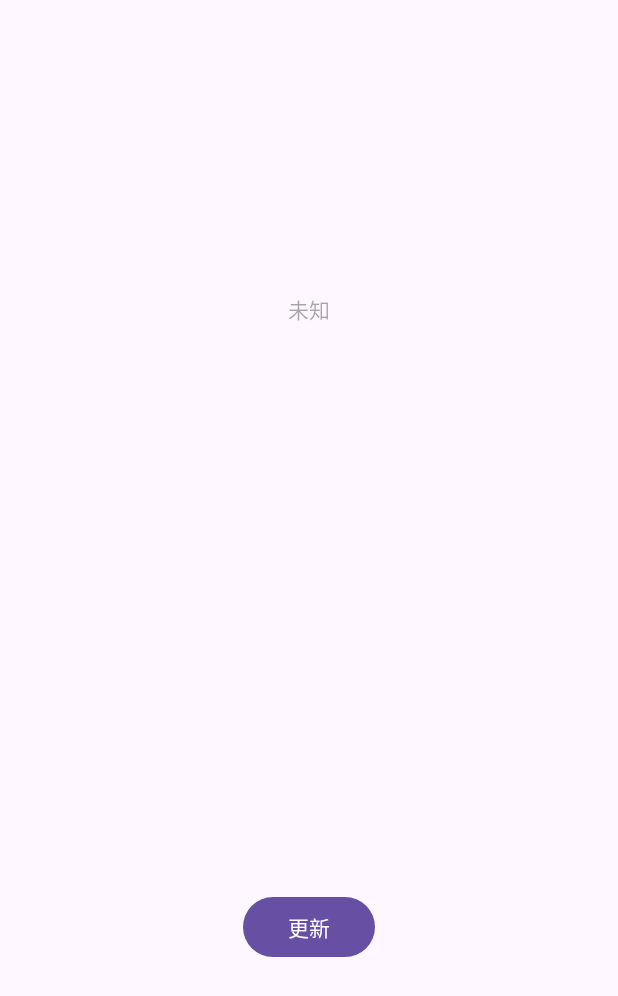
After one commit to mocHeart/CoroutinesStudy, an Android app: the Demo05Activity screen opened directly, with no data from a screen before it, on a phone screen of 412 x 824 dp. The commit adds this screen. Shown: the top 996 px of the screen. Run offline under Robolectric (Android 15) with nearby library versions, the light colour scheme and no system bars; our stand-ins replace data binding.

Commit message:
Demo05:协程+ViewModel+LiveData+DataBinding

```diff
--- a/app/src/main/AndroidManifest.xml
+++ b/app/src/main/AndroidManifest.xml
@@ -11,10 +11,10 @@
         android:fullBackupContent="@xml/backup_rules"
         android:icon="@mipmap/ic_launcher"
         android:label="@string/app_name"
+        android:networkSecurityConfig="@xml/network_security_config"
         android:roundIcon="@mipmap/ic_launcher_round"
         android:supportsRtl="true"
         android:theme="@style/Theme.CoroutinesStudy"
-        android:networkSecurityConfig="@xml/network_security_config"
         tools:targetApi="31">
         <activity
             android:name=".demo01.Demo01Activity"
@@ -29,6 +29,9 @@
             android:name=".demo04.Demo04Activity"
             android:exported="true" />
         <activity
+            android:name=".demo05.Demo05Activity"
+            android:exported="true" />
+        <activity
             android:name=".MainActivity"
             android:exported="true">
             <intent-filter>
--- a/app/src/main/java/com/hg/crs/MainActivity.kt
+++ b/app/src/main/java/com/hg/crs/MainActivity.kt
@@ -8,6 +8,7 @@ import com.hg.crs.demo01.Demo01Activity
 import com.hg.crs.demo02.Demo02Activity
 import com.hg.crs.demo03.Demo03Activity
 import com.hg.crs.demo04.Demo04Activity
+import com.hg.crs.demo05.Demo05Activity
 
 class MainActivity : AppCompatActivity() {
     override fun onCreate(savedInstanceState: Bundle?) {
@@ -33,5 +34,10 @@ class MainActivity : AppCompatActivity() {
             intent = Intent(this, Demo04Activity::class.java)
             startActivity(intent)
         }
+
+        findViewById<Button>(R.id.btn_dem05).setOnClickListener{
+            intent = Intent(this, Demo05Activity::class.java)
+            startActivity(intent)
+        }
     }
 }
--- a/app/src/main/java/com/hg/crs/demo02/Demo02Activity.kt
+++ b/app/src/main/java/com/hg/crs/demo02/Demo02Activity.kt
@@ -28,7 +28,7 @@ class Demo02Activity : AppCompatActivity() {
             it.setOnClickListener {
                 GlobalScope.launch(Dispatchers.Main) {
                     val cities = withContext(Dispatchers.IO) {
-                        userServiceApi.getCities()
+                        cityServiceApi.getCities()
                     }
                     nameTv.text = "id: ${cities?.get(1)?.id} => City: ${cities?.get(1)?.name}"
                 }
@@ -49,7 +49,7 @@ class Demo02Activity : AppCompatActivity() {
     }
 
     private suspend fun get() = withContext(Dispatchers.IO) {
-        userServiceApi.getCities()
+        cityServiceApi.getCities()
     }
 
     private fun show(cities: List<City>) {
--- a/app/src/main/java/com/hg/crs/demo03/Demo03Activity.kt
+++ b/app/src/main/java/com/hg/crs/demo03/Demo03Activity.kt
@@ -7,7 +7,7 @@ import android.widget.TextView
 import androidx.appcompat.app.AppCompatActivity
 import com.hg.crs.R
 import com.hg.crs.demo02.City
-import com.hg.crs.demo02.userServiceApi
+import com.hg.crs.demo02.cityServiceApi
 import kotlinx.coroutines.Dispatchers
 import kotlinx.coroutines.GlobalScope
 import kotlinx.coroutines.MainScope
@@ -33,7 +33,7 @@ class Demo03Activity : AppCompatActivity() {
             it.setOnClickListener {
                 mainScope.launch() {
                     // 在协程作用域里的挂机函数会自动协程支持
-                    val cities = userServiceApi.getCities()
+                    val cities = cityServiceApi.getCities()
                     nameTv.text = "id: ${cities?.get(3)?.id} => City: ${cities?.get(3)?.name}"
                     try {
                         delay(10000)
--- a/app/src/main/java/com/hg/crs/demo04/Demo04Activity.kt
+++ b/app/src/main/java/com/hg/crs/demo04/Demo04Activity.kt
@@ -6,7 +6,7 @@ import android.widget.Button
 import android.widget.TextView
 import androidx.appcompat.app.AppCompatActivity
 import com.hg.crs.R
-import com.hg.crs.demo02.userServiceApi
+import com.hg.crs.demo02.cityServiceApi
 import kotlinx.coroutines.CoroutineScope
 import kotlinx.coroutines.MainScope
 import kotlinx.coroutines.cancel
@@ -29,7 +29,7 @@ class Demo04Activity : AppCompatActivity(), CoroutineScope by MainScope() {
             it.setOnClickListener {
                 launch() {
                     // 在协程作用域里的挂机函数会自动协程支持
-                    val cities = userServiceApi.getCities()
+                    val cities = cityServiceApi.getCities()
                     nameTv.text = "id: ${cities?.get(4)?.id} => City: ${cities?.get(4)?.name}"
                     try {
                         delay(10000)
--- /dev/null
+++ b/app/src/main/java/com/hg/crs/demo05/CityRepository.kt
@@ -0,0 +1,12 @@
+package com.hg.crs.demo05
+
+import com.hg.crs.demo02.City
+import com.hg.crs.demo02.cityServiceApi
+
+class CityRepository {
+
+    suspend fun getCities(): List<City> {
+        return cityServiceApi.getCities()
+    }
+
+}
--- /dev/null
+++ b/app/src/main/java/com/hg/crs/demo05/Demo05Activity.kt
@@ -0,0 +1,24 @@
+package com.hg.crs.demo05
+
+import android.os.Bundle
+import androidx.activity.viewModels
+import androidx.appcompat.app.AppCompatActivity
+import androidx.databinding.DataBindingUtil
+import com.hg.crs.R
+import com.hg.crs.databinding.ActivityDemo05Binding
+
+class Demo05Activity : AppCompatActivity() {
+
+    private val demo05ViewModel: Demo05ViewModel by viewModels()
+
+    override fun onCreate(savedInstanceState: Bundle?) {
+        super.onCreate(savedInstanceState)
+        val binding = DataBindingUtil.setContentView<ActivityDemo05Binding>(this, R.layout.activity_demo05)
+
+        binding.viewModel = demo05ViewModel
+        binding.lifecycleOwner = this
+        binding.demo05SubmitBtn.setOnClickListener {
+            demo05ViewModel.getCities()
+        }
+    }
+}
--- /dev/null
+++ b/app/src/main/java/com/hg/crs/demo05/Demo05ViewModel.kt
@@ -0,0 +1,21 @@
+package com.hg.crs.demo05
+
+import androidx.lifecycle.MutableLiveData
+import androidx.lifecycle.ViewModel
+import androidx.lifecycle.viewModelScope
+import com.hg.crs.demo02.City
+import kotlinx.coroutines.launch
+
+class Demo05ViewModel() : ViewModel() {
+
+    val cityLiveData = MutableLiveData<List<City>>()
+
+    private val cityRepository = CityRepository()
+
+    fun getCities() {
+        viewModelScope.launch {
+            cityLiveData.value = cityRepository.getCities()
+        }
+    }
+
+}
--- /dev/null
+++ b/app/src/main/res/layout/activity_demo05.xml
@@ -0,0 +1,45 @@
+<?xml version="1.0" encoding="utf-8"?>
+<layout xmlns:android="http://schemas.android.com/apk/res/android"
+    xmlns:app="http://schemas.android.com/apk/res-auto"
+    xmlns:tools="http://schemas.android.com/tools">
+
+    <data>
+        <variable
+            name="viewModel"
+            type="com.hg.crs.demo05.Demo05ViewModel" />
+    </data>
+
+    <androidx.constraintlayout.widget.ConstraintLayout
+        android:layout_width="match_parent"
+        android:layout_height="match_parent"
+        tools:context=".demo05.Demo05Activity">
+
+        <androidx.constraintlayout.widget.Guideline
+            android:id="@+id/demo05_guideline"
+            android:layout_width="wrap_content"
+            android:layout_height="wrap_content"
+            android:orientation="horizontal"
+            app:layout_constraintGuide_percent="0.5" />
+
+        <TextView
+            android:id="@+id/demo05_nameTv"
+            android:layout_width="wrap_content"
+            android:layout_height="wrap_content"
+            android:text="@{viewModel.cityLiveData.get(4).name}"
+            android:hint="未知"
+            app:layout_constraintBottom_toTopOf="@+id/demo05_guideline"
+            app:layout_constraintEnd_toEndOf="parent"
+            app:layout_constraintStart_toStartOf="parent"
+            app:layout_constraintTop_toTopOf="parent" />
+
+        <Button
+            android:id="@+id/demo05_submitBtn"
+            android:layout_width="wrap_content"
+            android:layout_height="wrap_content"
+            android:text="更新"
+            app:layout_constraintBottom_toBottomOf="parent"
+            app:layout_constraintEnd_toEndOf="parent"
+            app:layout_constraintStart_toStartOf="parent"
+            app:layout_constraintTop_toTopOf="@+id/demo05_guideline" />
+    </androidx.constraintlayout.widget.ConstraintLayout>
+</layout>
--- a/gradle/libs.versions.toml
+++ b/gradle/libs.versions.toml
@@ -1,5 +1,7 @@
 [versions]
 agp = "8.5.0"
+githubToaster = "12.8"
+androidxFragmentKtx = "1.6.0"
 kotlin = "1.9.24"
 coreKtx = "1.10.1"
 junit = "4.13.2"
@@ -14,7 +16,10 @@ converterMoshi = "2.11.0"
 moshiKotlin = "1.15.2"
 
 [libraries]
+androidx-activity-activity-ktx = { module = "androidx.activity:activity-ktx", version.ref = "activity" }
 androidx-core-ktx = { group = "androidx.core", name = "core-ktx", version.ref = "coreKtx" }
+androidx-fragment-fragment-ktx = { module = "androidx.fragment:fragment-ktx", version.ref = "androidxFragmentKtx" }
+github-toaster = { module = "com.github.getActivity:Toaster", version.ref = "githubToaster" }
 junit = { group = "junit", name = "junit", version.ref = "junit" }
 androidx-junit = { group = "androidx.test.ext", name = "junit", version.ref = "junitVersion" }
 androidx-espresso-core = { group = "androidx.test.espresso", name = "espresso-core", version.ref = "espressoCore" }
```
Also changed, not shown: app/build.gradle (+9 -1 lines), app/src/main/java/com/hg/crs/demo02/CityServiceApi.kt (renamed from app/src/main/java/com/hg/crs/demo02/UserServiceApi.kt, +3 -4 lines), app/src/main/res/layout/activity_main.xml (+7 -0 lines).
